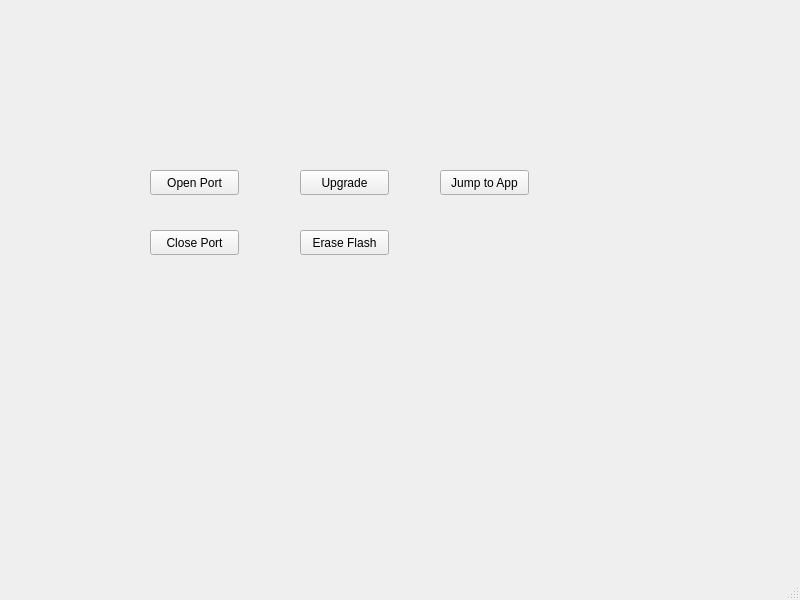
NuiDom/4KSerial, file mainwindow.ui: the form before one commit.
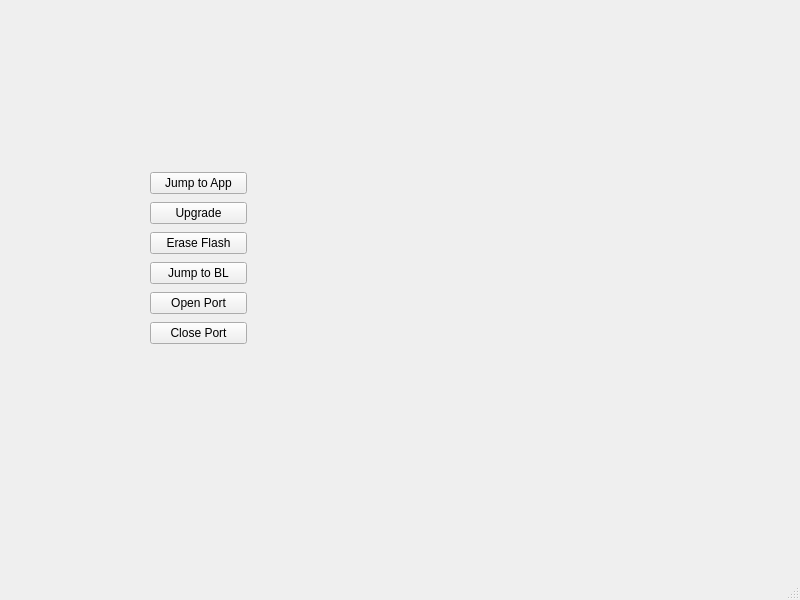
The form after the commit.

The edit to the form file:
```diff
--- a/mainwindow.ui
+++ b/mainwindow.ui
@@ -14,70 +14,59 @@
    <string>MainWindow</string>
   </property>
   <widget class="QWidget" name="centralwidget">
-   <widget class="QPushButton" name="pushButton">
+   <widget class="QWidget" name="">
     <property name="geometry">
      <rect>
       <x>150</x>
       <y>170</y>
-      <width>89</width>
-      <height>25</height>
+      <width>97</width>
+      <height>182</height>
      </rect>
     </property>
+    <layout class="QVBoxLayout" name="verticalLayout">
+     <item>
+      <widget class="QPushButton" name="pushButton_5">
     <property name="text">
-     <string>Open Port</string>
-    </property>
-   </widget>
+        <string>Jump to App</string>
+       </property>
+      </widget>
+     </item>
+     <item>
+      <widget class="QPushButton" name="Upgrade_PushButton">
+       <property name="text">
+        <string>Upgrade</string>
+       </property>
+      </widget>
+     </item>
+     <item>
    <widget class="QPushButton" name="pushButton_2">
-    <property name="geometry">
-     <rect>
-      <x>300</x>
-      <y>230</y>
-      <width>89</width>
-      <height>25</height>
-     </rect>
-    </property>
     <property name="text">
      <string>Erase Flash</string>
     </property>
    </widget>
+     </item>
+     <item>
+      <widget class="QPushButton" name="pushButton_4">
+       <property name="text">
+        <string>Jump to BL</string>
+       </property>
+      </widget>
+     </item>
+     <item>
+      <widget class="QPushButton" name="pushButton">
+       <property name="text">
+        <string>Open Port</string>
+       </property>
+      </widget>
+     </item>
+     <item>
    <widget class="QPushButton" name="pushButton_3">
-    <property name="geometry">
-     <rect>
-      <x>150</x>
-      <y>230</y>
-      <width>89</width>
-      <height>25</height>
-     </rect>
-    </property>
     <property name="text">
      <string>Close Port</string>
     </property>
    </widget>
-   <widget class="QPushButton" name="pushButton_4">
-    <property name="geometry">
-     <rect>
-      <x>300</x>
-      <y>170</y>
-      <width>89</width>
-      <height>25</height>
-     </rect>
-    </property>
-    <property name="text">
-     <string>Upgrade</string>
-    </property>
-   </widget>
-   <widget class="QPushButton" name="pushButton_5">
-    <property name="geometry">
-     <rect>
-      <x>440</x>
-      <y>170</y>
-      <width>89</width>
-      <height>25</height>
-     </rect>
-    </property>
-    <property name="text">
-     <string>Jump to App</string>
-    </property>
+     </item>
+    </layout>
    </widget>
   </widget>
   <widget class="QMenuBar" name="menubar">
```
Lines whose indentation alone changed are shown as unchanged.
